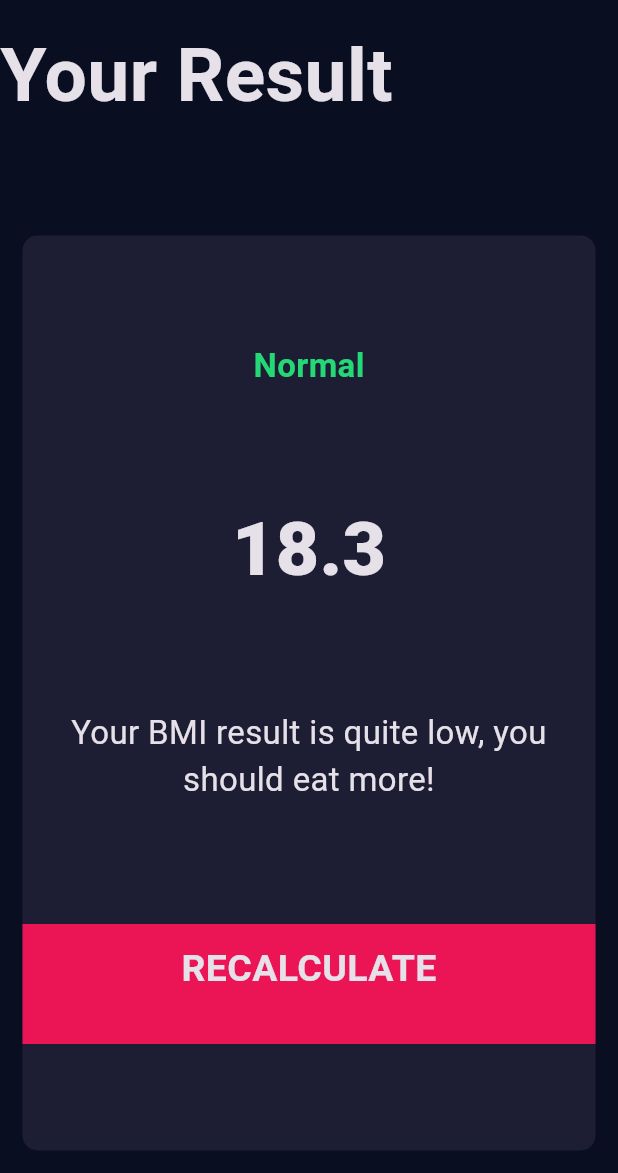
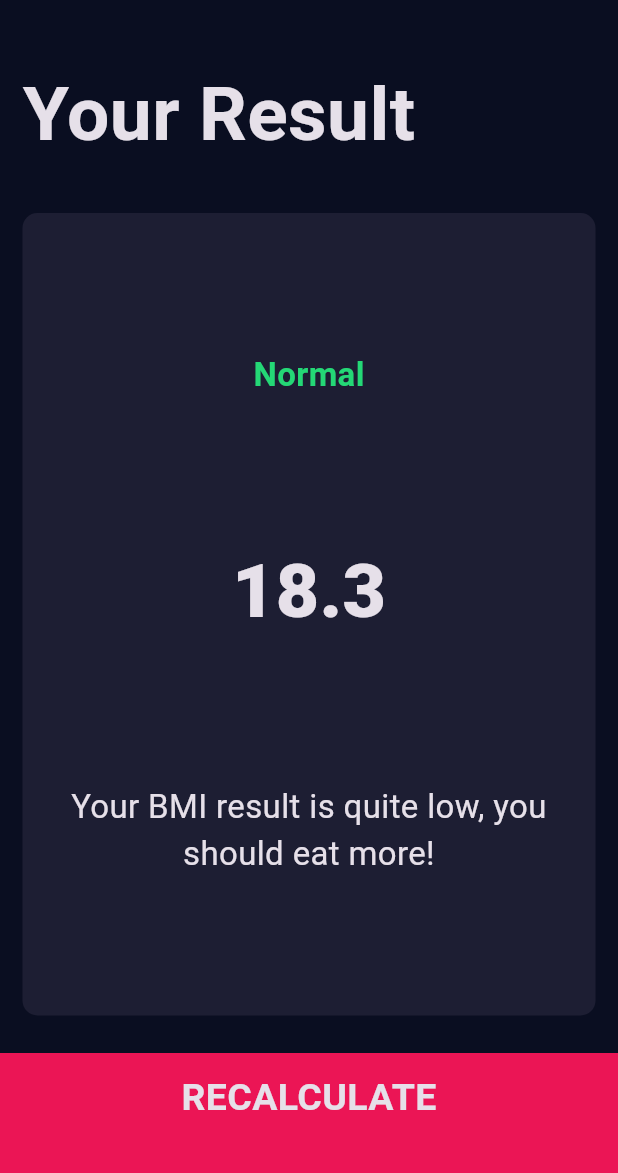
Before and after one commit to alexmortelsison/bmi_calc, a Flutter app: the screen it shows after launch, after a tap on "CALCULATE", on a phone screen of 412 x 824 dp, the part 63-1236 px from its top. Run offline on Flutter 3.47's test engine with Material 3 defaults, Android fonts, the phone set to English and light mode, and no system bars; our stand-ins replace font_awesome_flutter.

Commit message:
updated screens and components

```diff
--- a/lib/bottom_button.dart
+++ b/lib/components/bottom_button.dart
@@ -1,5 +1,5 @@
 import 'package:flutter/material.dart';
-import 'constants.dart';
+import '../constants.dart';
 
 class BottomButton extends StatelessWidget {
   const BottomButton(
--- a/lib/icon_content.dart
+++ b/lib/components/icon_content.dart
@@ -1,5 +1,5 @@
 import 'package:flutter/material.dart';
-import 'constants.dart';
+import '../constants.dart';
 
 class IconContent extends StatelessWidget {
   const IconContent({super.key, required this.icon, required this.label});
--- /dev/null
+++ b/lib/components/round_icon_button.dart
@@ -0,0 +1,24 @@
+import 'package:flutter/material.dart';
+
+class RoundIconButton extends StatelessWidget {
+  const RoundIconButton(
+      {super.key, required this.icon, required this.onPressed});
+
+  final IconData icon;
+  final VoidCallback onPressed;
+
+  @override
+  Widget build(BuildContext context) {
+    return RawMaterialButton(
+      constraints: const BoxConstraints.tightFor(
+        width: 56.0,
+        height: 56.0,
+      ),
+      elevation: 10.0,
+      onPressed: onPressed,
+      shape: const CircleBorder(),
+      fillColor: const Color(0xFF4C4F5E),
+      child: Icon(icon),
+    );
+  }
+}
--- a/lib/main.dart
+++ b/lib/main.dart
@@ -1,4 +1,4 @@
-import 'package:bmi_calc/input_page.dart';
+import 'package:bmi_calc/screens/input_page.dart';
 import 'package:flutter/material.dart';
 
 void main() {
--- a/lib/input_page.dart
+++ b/lib/screens/input_page.dart
@@ -1,10 +1,11 @@
-import 'package:bmi_calc/icon_content.dart';
-import 'package:bmi_calc/results_page.dart';
-import 'package:bmi_calc/reusable_card.dart';
+import 'package:bmi_calc/components/icon_content.dart';
+import 'package:bmi_calc/screens/results_page.dart';
+import 'package:bmi_calc/components/reusable_card.dart';
 import 'package:flutter/material.dart';
 import 'package:font_awesome_flutter/font_awesome_flutter.dart';
-import 'bottom_button.dart';
-import 'constants.dart';
+import '../components/bottom_button.dart';
+import '../constants.dart';
+import '../components/round_icon_button.dart';
 
 enum Gender { male, female }
 
@@ -224,26 +225,3 @@ class _InputPageState extends State<InputPage> {
     );
   }
 }
-
-class RoundIconButton extends StatelessWidget {
-  const RoundIconButton(
-      {super.key, required this.icon, required this.onPressed});
-
-  final IconData icon;
-  final VoidCallback onPressed;
-
-  @override
-  Widget build(BuildContext context) {
-    return RawMaterialButton(
-      constraints: const BoxConstraints.tightFor(
-        width: 56.0,
-        height: 56.0,
-      ),
-      elevation: 10.0,
-      onPressed: onPressed,
-      shape: const CircleBorder(),
-      fillColor: const Color(0xFF4C4F5E),
-      child: Icon(icon),
-    );
-  }
-}
--- a/lib/results_page.dart
+++ b/lib/screens/results_page.dart
@@ -1,7 +1,7 @@
 import 'package:bmi_calc/constants.dart';
-import 'package:bmi_calc/reusable_card.dart';
+import 'package:bmi_calc/components/reusable_card.dart';
 import 'package:flutter/material.dart';
-import 'bottom_button.dart';
+import '../components/bottom_button.dart';
 
 class ResultsPage extends StatelessWidget {
   const ResultsPage({super.key});
@@ -18,6 +18,8 @@ class ResultsPage extends StatelessWidget {
         children: [
           Expanded(
             child: Container(
+              padding: const EdgeInsets.all(15.0),
+              alignment: Alignment.bottomLeft,
               child: const Text(
                 "Your Result",
                 style: kTitleTextStyle,
@@ -28,28 +30,32 @@ class ResultsPage extends StatelessWidget {
             flex: 5,
             child: ReusableCard(
               colour: kActiveCardColour,
-              cardChild: Column(
+              cardChild: const Column(
                 mainAxisAlignment: MainAxisAlignment.spaceEvenly,
                 children: [
-                  const Text(
+                  Text(
                     "Normal",
                     style: kResultTextStyle,
                   ),
-                  const Text(
+                  Text(
                     "18.3",
                     style: kNumberTextStyle,
                   ),
-                  const Text(
+                  Text(
                     "Your BMI result is quite low, you should eat more!",
                     style: kBodyTextStyle,
                     textAlign: TextAlign.center,
                   ),
-                  BottomButton(buttonTitle: "RECALCULATE", onTap: () {})
                 ],
               ),
               onPress: () {},
             ),
           ),
+          BottomButton(
+              buttonTitle: "RECALCULATE",
+              onTap: () {
+                Navigator.pop(context);
+              })
         ],
       ),
     );
```
Also changed, not shown: lib/components/reusable_card.dart (renamed from lib/reusable_card.dart).
